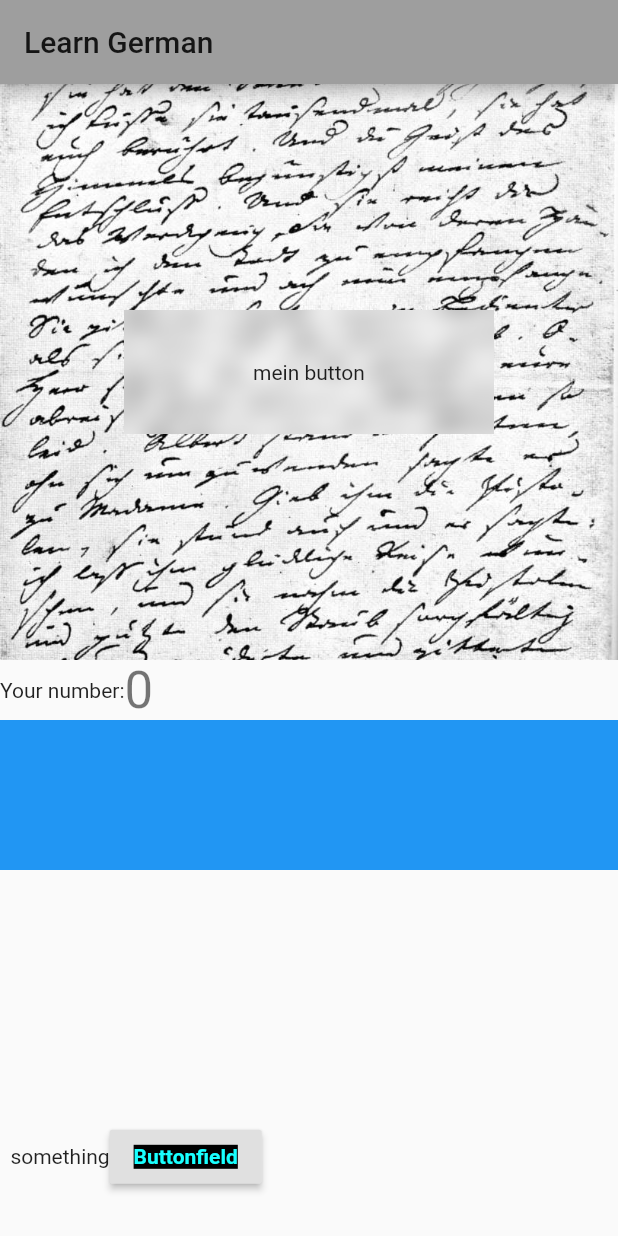
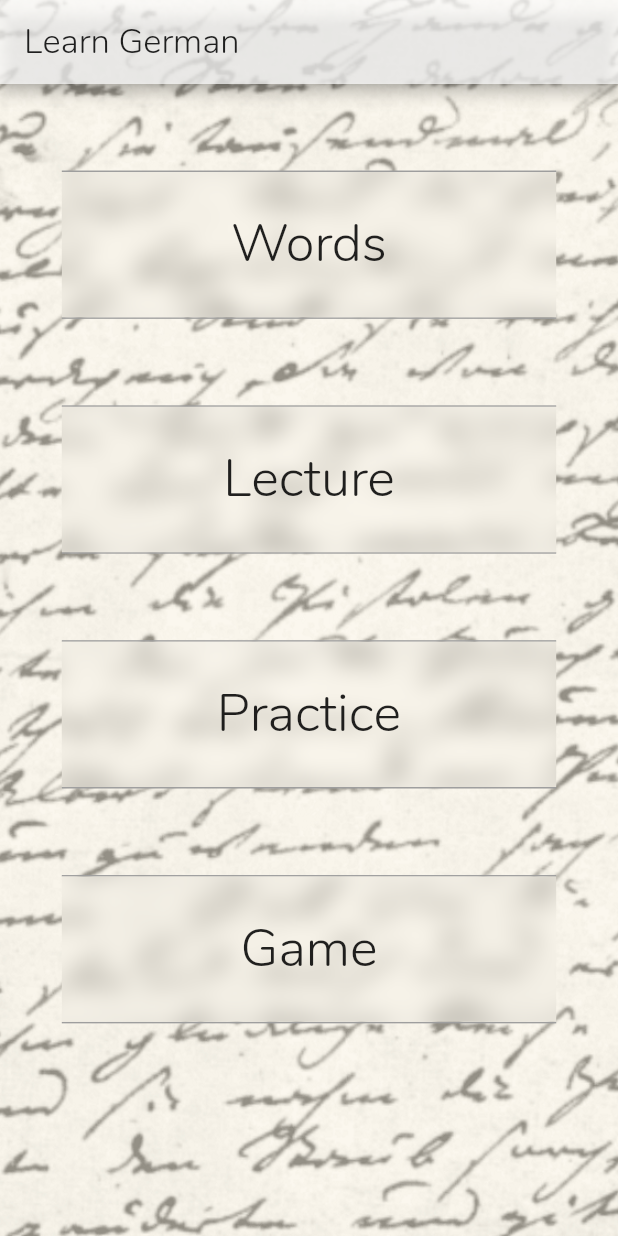
Before and after one commit to yannik-st/German-app, a Flutter app: the screen it shows after launch, on a phone screen of 412 x 824 dp. Run offline on Flutter 3.47's test engine with Material 2 defaults, Android fonts, the phone set to English and light mode, and no system bars.

Commit message:
decent startmenu

```diff
--- a/german_app/lib/MenuButton.dart
+++ b/german_app/lib/MenuButton.dart
@@ -8,21 +8,31 @@ class MenuButton extends StatelessWidget {
   final String text;
   final GestureTapCallback onPressed;
 
-  MenuButton({@required this.onPressed,@required this.text});
-
+  MenuButton({@required this.onPressed, @required this.text});
 
   @override
   Widget build(BuildContext context) {
     return Container(
-      width: 0.6*MediaQuery.of(context).size.width,
-      height: 0.1*MediaQuery.of(context).size.height,
-      child: ClipRect(
+      width: 0.8 * MediaQuery.of(context).size.width,
+      height: 0.12 * MediaQuery.of(context).size.height,
+      decoration: BoxDecoration(
+        //borderRadius: BorderRadius.circular(15),
+        border: Border(
+            bottom: BorderSide(width: 1, color: Colors.grey),
+          top: BorderSide(width: 1, color: Colors.grey)
+        ),
+      ),
+      child: ClipRRect(
+        //borderRadius: BorderRadius.circular(15),
         child: BackdropFilter(
           filter: ImageFilter.blur(sigmaX: 8.0, sigmaY: 8.0),
           child: RawMaterialButton(
-              splashColor: Colors.white70,
-              child: Text(text),
-              onPressed: onPressed,
+            splashColor: Colors.white70,
+            child: Text(
+              text,
+              style: TextStyle(fontSize: 35),
+            ),
+            onPressed: onPressed,
           ),
         ),
       ),
--- a/german_app/lib/main.dart
+++ b/german_app/lib/main.dart
@@ -26,6 +26,7 @@ class MyApp extends StatelessWidget {
         // Notice that the counter didn't reset back to zero; the application
         // is not restarted.
         primarySwatch: Colors.grey,
+        fontFamily: 'nunito',
         // This makes the visual density adapt to the platform that you run
         // the app on. For desktop platforms, the controls will be smaller and
         // closer together (more dense) than on mobile platforms.
@@ -79,11 +80,23 @@ class _MyHomePageState extends State<MyHomePage> {
     // The Flutter framework has been optimized to make rerunning build methods
     // fast, so that you can just rebuild anything that needs updating rather
     // than having to individually change instances of widgets.
-    return Scaffold(
+    return Container(
+      decoration: BoxDecoration(
+        image: DecorationImage(
+            image: AssetImage('assets/images/BackgroundGoethe.png'),
+            fit: BoxFit.cover),
+      ),
+      child: Scaffold(
+        backgroundColor: Colors.transparent,
         appBar: AppBar(
           // Here we take the value from the MyHomePage object that was created by
           // the App.build method, and use it to set our appbar title.
-        title: Text(widget.title),
+          title: Text(
+            widget.title,
+            style: TextStyle(fontWeight: FontWeight.w400, fontSize: 23),
+          ),
+          //backgroundColor: Color(0xB3FFFACD),
+            backgroundColor: Colors.white70,
         ),
         body: Center(
           // Center is a layout widget. It takes a single child and positions it
@@ -105,69 +118,34 @@ class _MyHomePageState extends State<MyHomePage> {
               // horizontal).
               //mainAxisAlignment: MainAxisAlignment.center,
               children: <Widget>[
+                Column(children: [
                   Container(
-                child: Flexible(
-                  flex: 5,
-                  child: Column(children: [
-                    Expanded(
-                      child: Container(
-                        decoration: BoxDecoration(
-                          image: DecorationImage(
-                              image: AssetImage(
-                                  'assets/images/BackgroundGoethe.png'),
-                              fit: BoxFit.cover),
+                    alignment: Alignment.center,
+                    margin:
+                        EdgeInsets.fromLTRB(0.0, 0.07 * maxHeight, 0.0, 0.0),
+                    child: MenuButton(onPressed: _something, text: 'Words'),
                   ),
+                  Container(
                     alignment: Alignment.center,
-                        child: MenuButton(
-                            onPressed: _something, text: 'mein button'),
-                        //width: MediaQuery.of(context).size.width
+                    margin:
+                        EdgeInsets.fromLTRB(0.0, 0.07 * maxHeight, 0.0, 0.0),
+                    child: MenuButton(onPressed: _something, text: 'Lecture'),
                   ),
+                  Container(
+                    alignment: Alignment.center,
+                    margin:
+                        EdgeInsets.fromLTRB(0.0, 0.07 * maxHeight, 0.0, 0.0),
+                    child: MenuButton(onPressed: _something, text: 'Practice'),
+                  ),
+                  Container(
+                    alignment: Alignment.center,
+                    margin:
+                        EdgeInsets.fromLTRB(0.0, 0.07 * maxHeight, 0.0, 0.0),
+                    child: MenuButton(onPressed: _something, text: 'Game'),
                   ),
                 ]),
+              ]),
         ),
-              ),
-              Flexible(
-                  flex: 4,
-                  child: Column(children: [
-                    Row(children: [
-                      Text(
-                        'Your number:',
-                      ),
-                      Text(
-                        '$_counter',
-                        style: Theme.of(context).textTheme.headline4,
-                      ),
-                    ]),
-                    Container(
-                      color: Colors.blue,
-                      height: 100,
-                    )
-                  ])
-                  //Container(
-                  //  height: 200,
-                  ),
-              Flexible(
-                  flex: 1,
-                  child: Row(
-                    children: [
-                      Text('  '),
-                      Text('something'),
-                      RaisedButton(
-                        onPressed: _incrementCounter,
-                        //padding: EdgeInsets.all(5),
-                        //shape: CircleBorder(
-                        //   side: BorderSide(
-                        //       color: Colors.black,
-                        //       width: 0
-                        //   )
-                        //),
-                        //tooltip: 'plus two',
-                        child: TextBox('Buttonfield'),
-                      ),
-                      // This trailing comma makes auto-formatting nicer for build methods.
-                    ],
-                  ))
-            ]),
       ),
     );
   }
```
Also changed, not shown: german_app/assets/fonts/nunito_family/OFL.txt (added, +93 -0 lines), german_app/pubspec.yaml (+10 -12 lines), german_app/assets/fonts/nunito_family/Nunito-Black.ttf (added), german_app/assets/fonts/nunito_family/Nunito-BlackItalic.ttf (added), german_app/assets/fonts/nunito_family/Nunito-Bold.ttf (added), german_app/assets/fonts/nunito_family/Nunito-BoldItalic.ttf (added), german_app/assets/fonts/nunito_family/Nunito-ExtraBold.ttf (added), german_app/assets/fonts/nunito_family/Nunito-ExtraBoldItalic.ttf (added), german_app/assets/fonts/nunito_family/Nunito-ExtraLight.ttf (added), german_app/assets/fonts/nunito_family/Nunito-ExtraLightItalic.ttf (added), german_app/assets/fonts/nunito_family/Nunito-Italic.ttf (added), german_app/assets/fonts/nunito_family/Nunito-Light.ttf (added), german_app/assets/fonts/nunito_family/Nunito-LightItalic.ttf (added), german_app/assets/fonts/nunito_family/Nunito-Regular.ttf (added), 3 more files, 1 other file. Lines whose indentation alone changed are shown as unchanged.
